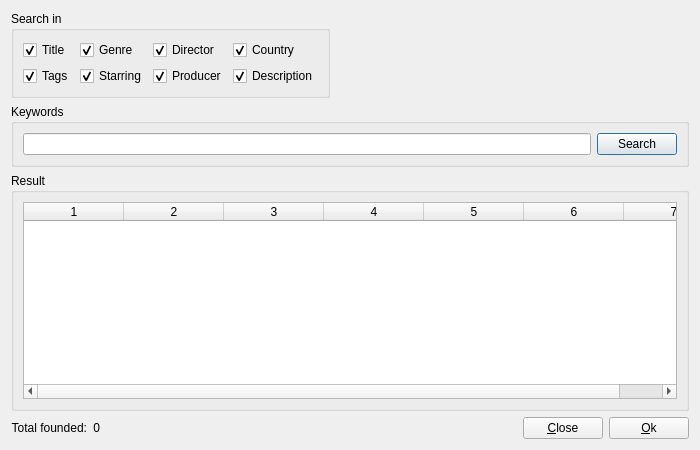
Above: src/searchwindow.ui from eugene-melnik/alexandra before the change. Below: the same form after it.
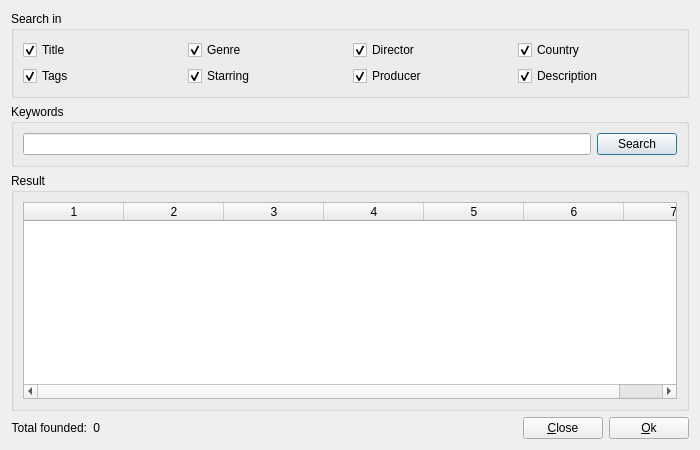
That is the form after the change. Icons and pictures are not drawn.

```diff
--- a/src/searchwindow.ui
+++ b/src/searchwindow.ui
@@ -137,19 +137,6 @@
        </layout>
       </widget>
      </item>
-     <item>
-      <spacer name="horizontalSpacer">
-       <property name="orientation">
-        <enum>Qt::Horizontal</enum>
-       </property>
-       <property name="sizeHint" stdset="0">
-        <size>
-         <width>40</width>
-         <height>20</height>
-        </size>
-       </property>
-      </spacer>
-     </item>
     </layout>
    </item>
    <item>
```
